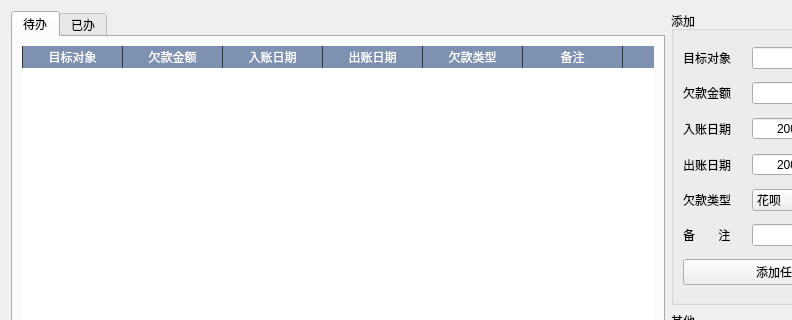
Sisyphean-a/BillTrack, file bill.ui: the form before one commit; both pictures show x 0 to 792 and y 0 to 320 of the 900 by 621 pixel window.
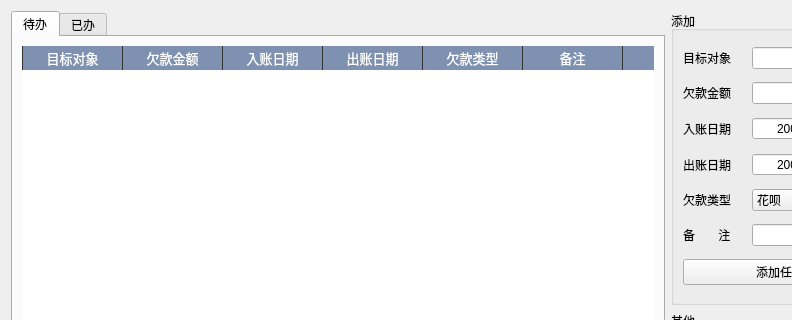
The form after the commit.

What changed in the file:
```diff
--- a/bill.ui
+++ b/bill.ui
@@ -32,6 +32,11 @@
       <layout class="QHBoxLayout" name="horizontalLayout_3">
        <item>
         <widget class="QTableWidget" name="Table">
+         <property name="font">
+          <font>
+           <pointsize>10</pointsize>
+          </font>
+         </property>
          <property name="layoutDirection">
           <enum>Qt::LeftToRight</enum>
          </property>
@@ -164,36 +169,71 @@
           <property name="text">
            <string notr="true">目标对象</string>
           </property>
+          <property name="font">
+           <font>
+            <pointsize>10</pointsize>
+           </font>
+          </property>
          </column>
          <column>
           <property name="text">
            <string notr="true">欠款金额</string>
           </property>
+          <property name="font">
+           <font>
+            <pointsize>10</pointsize>
+           </font>
+          </property>
          </column>
          <column>
           <property name="text">
            <string notr="true">入账日期</string>
           </property>
+          <property name="font">
+           <font>
+            <pointsize>10</pointsize>
+           </font>
+          </property>
          </column>
          <column>
           <property name="text">
            <string notr="true">出账日期</string>
           </property>
+          <property name="font">
+           <font>
+            <pointsize>10</pointsize>
+           </font>
+          </property>
          </column>
          <column>
           <property name="text">
            <string notr="true">欠款类型</string>
           </property>
+          <property name="font">
+           <font>
+            <pointsize>10</pointsize>
+           </font>
+          </property>
          </column>
          <column>
           <property name="text">
            <string>备注</string>
           </property>
+          <property name="font">
+           <font>
+            <pointsize>10</pointsize>
+           </font>
+          </property>
          </column>
          <column>
           <property name="text">
            <string>id</string>
           </property>
+          <property name="font">
+           <font>
+            <pointsize>10</pointsize>
+           </font>
+          </property>
          </column>
         </widget>
        </item>
```
